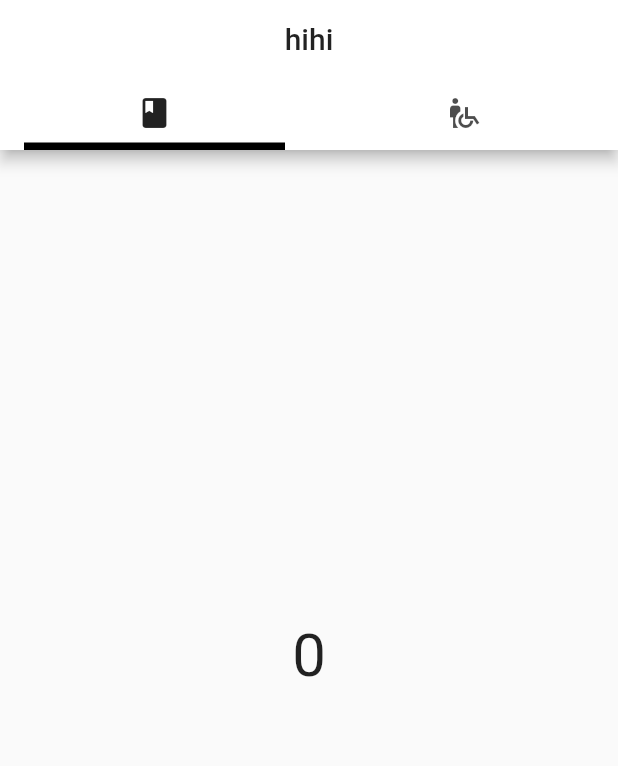
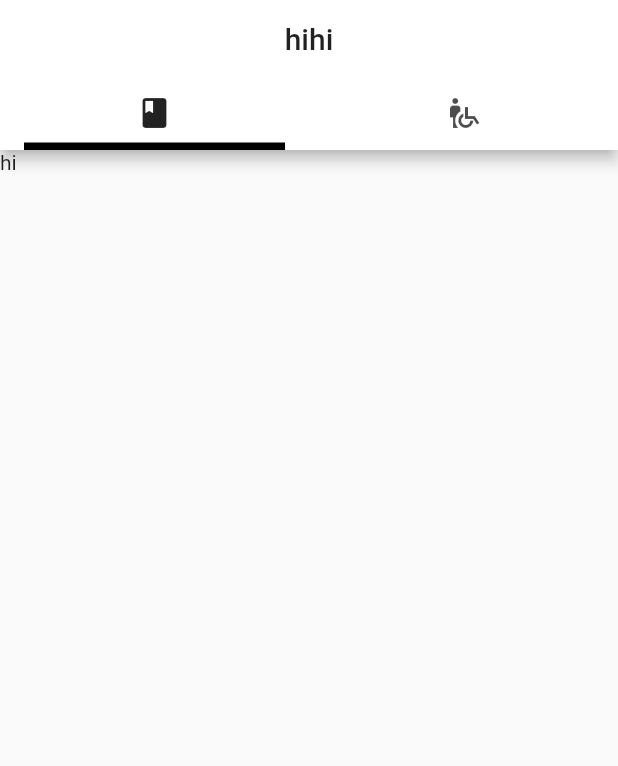
Before and after one commit to monocsp/MyFlutter, a Flutter app: the screen it shows after launch, on a phone screen of 412 x 824 dp. Shown: the top 766 px of the screen. Run offline on Flutter 3.47's test engine with Material 2 defaults, Android fonts, the phone set to English and light mode, and no system bars; drawn by our look-alikes of google_nav_bar; our stand-ins replace badges, bubble_bottom_bar, cloud_firestore, firebase_core, flutter_speed_dial, flutter_time_picker_spinner and 4 more; missing offline and left inert: fab_circular_menu, scroll_app_bar, swipedetector, tip_dialog; accounts and stored records are empty.

Commit message:
20201218

```diff
--- /dev/null
+++ b/CakeOrder/cakeorder/lib/OrderListPackage/todayOrderPage.dart
@@ -0,0 +1,32 @@
+import 'package:provider/provider.dart';
+import 'package:flutter/material.dart';
+import 'package:cakeorder/ProviderPackage/cakeList.dart';
+import 'package:flutter/cupertino.dart';
+
+class OrderPage extends StatefulWidget {
+  @override
+  _AddOrderState createState() => _AddOrderState();
+  // State createState() => new MyAppState();
+}
+
+class _AddOrderState extends State<OrderPage> {
+  final scaffoldKey = GlobalKey<ScaffoldState>();
+
+  @override
+  Widget build(BuildContext context) {
+    List<CakeData> temp = Provider.of<List<CakeData>>(context);
+    // print(temp);
+
+    return Scaffold(
+        key: scaffoldKey,
+        body: GestureDetector(
+            onTap: () {
+              //If tap ouside, hide keyboard
+              List<CakeData> temp = Provider.of<List<CakeData>>(context);
+              FocusScope.of(context).requestFocus(FocusNode());
+            },
+            child: Container(
+              child: Text('hi'),
+            )));
+  }
+}
--- /dev/null
+++ b/CakeOrder/cakeorder/lib/OrderListPackage/todayPage.dart
@@ -0,0 +1,81 @@
+import 'package:flutter/material.dart';
+import 'todayOrderPage.dart';
+import 'todayPickUpPage.dart';
+import 'package:cakeorder/ProviderPackage/CakeList.dart';
+import 'package:provider/provider.dart';
+
+class TodayList extends StatefulWidget {
+  @override
+  _TodayListState createState() => _TodayListState();
+}
+
+class _TodayListState extends State<TodayList>
+    with SingleTickerProviderStateMixin {
+  TabController _tabController;
+  List<CakeData> temp;
+
+  // final scaffoldKey = GlobalKey<ScaffoldState>();
+  @override
+  void initState() {
+    _tabController = new TabController(length: 2, vsync: this);
+
+    // TODO: implement initState
+    super.initState();
+  }
+
+  @override
+  void dispose() {
+    _tabController.dispose();
+    super.dispose();
+  }
+
+  @override
+  Widget build(BuildContext context) {
+    return Scaffold(
+      // key: scaffoldKey,
+      appBar: PreferredSize(
+        preferredSize: Size.fromHeight(100),
+        child: AppBar(
+          title: Center(child: Text('hihi')),
+          bottom: TabBar(
+            controller: _tabController,
+            indicator: UnderlineTabIndicator(
+                borderSide: BorderSide(width: 5.0),
+                insets: EdgeInsets.symmetric(horizontal: 16.0)),
+            onTap: (index) {},
+            tabs: [
+              Tab(
+                icon: Icon(Icons.book),
+              ),
+              Tab(
+                icon: Icon(Icons.wheelchair_pickup),
+              )
+            ],
+          ),
+
+          // bottom:
+        ),
+      ),
+      floatingActionButton: FloatingActionButton(
+        onPressed: () {
+          Navigator.of(context).pushNamed('/AddOrder');
+          // Navigator.of(context).pushNamed('/temp');
+        },
+        child: Icon(Icons.add),
+      ),
+      body: TabBarView(controller: _tabController, children: [
+        OrderPage(),
+        // OrderPage(),
+        Center(
+            child: Text(
+          "1",
+          style: TextStyle(fontSize: 40),
+        ))
+      ]),
+    );
+  }
+
+  _test() {
+    Navigator.of(context).pushNamed('/temp');
+  }
+}
--- /dev/null
+++ b/CakeOrder/cakeorder/lib/OrderListPackage/todayPickUpPage.dart
@@ -0,0 +1 @@
+import 'package:flutter/material.dart';
--- a/CakeOrder/cakeorder/lib/cakeOrderRoute.dart
+++ b/CakeOrder/cakeorder/lib/cakeOrderRoute.dart
@@ -1,3 +1,4 @@
+import 'package:cakeorder/OrderListPackage/todayOrderPage.dart';
 import 'package:flutter/cupertino.dart';
 import 'package:flutter/material.dart';
 import 'addOrderPackage/addOrder.dart';
@@ -15,6 +16,8 @@ class CakeOrderRouteGenerator {
       case 'AddOrder':
         _pageWidget = AddOrder();
         break;
+      case 'temp':
+        _pageWidget = OrderPage();
     }
     return CurrentOSCheck.instance['Android']
         ? MaterialPageRoute(
--- a/CakeOrder/cakeorder/lib/main.dart
+++ b/CakeOrder/cakeorder/lib/main.dart
@@ -2,13 +2,12 @@ import 'package:cakeorder/ProviderPackage/cakeList.dart';
 import 'package:firebase_core/firebase_core.dart';
 import 'package:provider/provider.dart';
 import 'package:cakeorder/calendarPage.dart';
-import 'package:cakeorder/todayOrderPage.dart';
+import 'OrderListPackage/todayPage.dart';
 import 'package:flutter/cupertino.dart';
 import 'package:flutter/material.dart';
 import 'ProviderPackage/myprovider.dart';
 import 'customBottomNavi.dart';
 import 'checkingOS.dart';
-import 'todayOrderPage.dart';
 import 'cakeOrderRoute.dart';
 import 'calendarPage.dart';
 
@@ -25,11 +24,11 @@ class CakeOrderApp extends StatefulWidget {
 }
 
 class _CakeOrderAppState extends State<CakeOrderApp> {
-  DatabaseProvider db = DatabaseProvider(); //get provider
-
+  SetProvider db = SetProvider(); //get provider
   @override
   var _os = CurrentOSCheck.instance;
   int _selectedIndex = 0;
+  // List<CakeData> temp = Provider.of(context)
   static const TextStyle optionStyle =
       TextStyle(fontSize: 30, fontWeight: FontWeight.bold);
   List<Widget> _widgetOptions = <Widget>[
@@ -49,6 +48,13 @@ class _CakeOrderAppState extends State<CakeOrderApp> {
   Widget build(BuildContext context) {
     return MultiProvider(
         providers: [
+          StreamProvider<List<CakeData>>.value(
+            value: db.getTodayOrderCakeData(),
+            catchError: (context, error) {
+              print(error);
+              return null;
+            },
+          ),
           StreamProvider<List<dynamic>>.value(
             value: db.getPartTimer(),
             catchError: (context, error) => null,
@@ -59,27 +65,24 @@ class _CakeOrderAppState extends State<CakeOrderApp> {
               print(error);
               return null;
             },
-          )
+          ),
         ],
         child: _os['Android']
             ? MaterialApp(
-                home: _materialAppScaffold(context),
+                home: SafeArea(
+                    child: Scaffold(
+                        body: Center(
+                          child: _widgetOptions.elementAt(_selectedIndex),
+                        ),
+                        bottomNavigationBar: CustomBottomNavi()
+                            .bottomNavigationContainer(
+                                selectedIndex: _selectedIndex,
+                                setStateCallback: changeNaviIndex))),
                 theme: ThemeData(primaryColor: Colors.white),
                 initialRoute: '/',
                 onGenerateRoute: CakeOrderRouteGenerator.generateRoute,
               )
             : CupertinoApp());
-  }
-
-  _materialAppScaffold(BuildContext context) {
-    return SafeArea(
-        child: Scaffold(
-            body: Center(
-              child: _widgetOptions.elementAt(_selectedIndex),
-            ),
-            bottomNavigationBar: CustomBottomNavi().bottomNavigationContainer(
-                selectedIndex: _selectedIndex,
-                setStateCallback: changeNaviIndex)));
   }
 
   void changeNaviIndex(int index) {
--- a/CakeOrder/cakeorder/lib/todayOrderPage.dart
+++ /dev/null
@@ -1,57 +0,0 @@
-import 'package:flutter/material.dart';
-
-class TodayList extends StatefulWidget {
-  @override
-  _TodayListState createState() => _TodayListState();
-}
-
-class _TodayListState extends State<TodayList> {
-  @override
-  Widget build(BuildContext context) {
-    return DefaultTabController(
-        length: 2,
-        child: SafeArea(
-          child: Scaffold(
-              appBar: PreferredSize(
-                preferredSize: Size.fromHeight(100),
-                child: AppBar(
-                  title: Center(child: Text('hihi')),
-                  bottom: TabBar(
-                    indicator: UnderlineTabIndicator(
-                        borderSide: BorderSide(width: 5.0),
-                        insets: EdgeInsets.symmetric(horizontal: 16.0)),
-                    onTap: (index) {},
-                    tabs: [
-                      Tab(
-                        icon: Icon(Icons.book),
-                      ),
-                      Tab(
-                        icon: Icon(Icons.wheelchair_pickup),
-                      )
-                    ],
-                  ),
-
-                  // bottom:
-                ),
-              ),
-              floatingActionButton: FloatingActionButton(
-                onPressed: () {
-                  Navigator.of(context).pushNamed('/AddOrder');
-                },
-                child: Icon(Icons.add),
-              ),
-              body: TabBarView(children: [
-                Center(
-                    child: Text(
-                  "0",
-                  style: TextStyle(fontSize: 40),
-                )),
-                Center(
-                    child: Text(
-                  "1",
-                  style: TextStyle(fontSize: 40),
-                ))
-              ])),
-        ));
-  }
-}
```
Also changed, not shown: CakeOrder/cakeorder/lib/ProviderPackage/cakeList.dart (+14 -13 lines), CakeOrder/cakeorder/lib/ProviderPackage/myprovider.dart (+12 -3 lines), CakeOrder/cakeorder/lib/addOrderPackage/addDropDown.dart (+6 -2 lines), CakeOrder/cakeorder/lib/addOrderPackage/addOrder.dart (+13 -14 lines).
